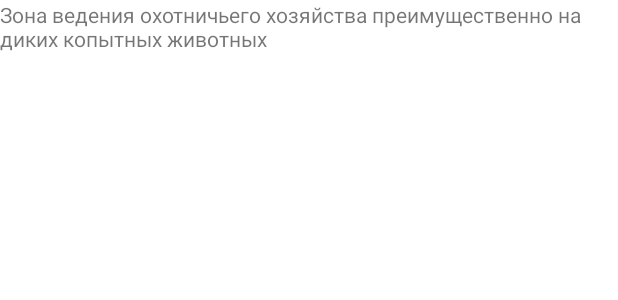
After one commit to Stasyanj/Hunter_geocard, an Android app: the layout help_window.xml on its own in the app's theme, with its tools: preview values and no code run, on a phone screen of 412 x 824 dp. The commit adds this screen. Shown: the top 300 px of the screen. Run offline under Robolectric (Android 15) with nearby library versions, the phone set to English and light mode, and no system bars.

```diff
--- /dev/null
+++ b/app/src/main/res/layout/help_window.xml
@@ -0,0 +1,46 @@
+<?xml version="1.0" encoding="utf-8"?>
+<androidx.constraintlayout.widget.ConstraintLayout xmlns:android="http://schemas.android.com/apk/res/android"
+    xmlns:app="http://schemas.android.com/apk/res-auto"
+    xmlns:tools="http://schemas.android.com/tools"
+    android:layout_width="match_parent"
+    android:layout_height="match_parent">
+
+    <TextView
+        android:id="@+id/Zone_A"
+        android:layout_width="wrap_content"
+        android:layout_height="wrap_content"
+        android:text="Зона ведения охотничьего хозяйства преимущественно на диких копытных животных"
+        app:layout_constraintEnd_toEndOf="parent"
+        app:layout_constraintStart_toStartOf="parent"
+        app:layout_constraintTop_toTopOf="parent" />
+
+    <TextView
+        android:id="@+id/Zone_B"
+        android:layout_width="wrap_content"
+        android:layout_height="wrap_content"
+        android:text="зона ведения охотничьего хозяйства преимущественно на мелкую дичь"
+        android:visibility="invisible"
+        app:layout_constraintEnd_toEndOf="parent"
+        app:layout_constraintStart_toStartOf="parent"
+        app:layout_constraintTop_toTopOf="parent" />
+
+    <TextView
+        android:id="@+id/Zone_V"
+        android:layout_width="wrap_content"
+        android:layout_height="wrap_content"
+        android:text="Зона покоя"
+        android:visibility="invisible"
+        app:layout_constraintEnd_toEndOf="parent"
+        app:layout_constraintStart_toStartOf="parent"
+        app:layout_constraintTop_toTopOf="parent" />
+
+    <TextView
+        android:id="@+id/Zone_G"
+        android:layout_width="wrap_content"
+        android:layout_height="wrap_content"
+        android:text="зона тренировки (натаски, нагонки, притравки и иного обучения) охотничьих собак, ловчих птиц и иних животных, используемых для охоты"
+        android:visibility="invisible"
+        app:layout_constraintEnd_toEndOf="parent"
+        app:layout_constraintStart_toStartOf="parent"
+        app:layout_constraintTop_toTopOf="parent" />
+</androidx.constraintlayout.widget.ConstraintLayout>
--- a/build.gradle
+++ b/build.gradle
@@ -1,5 +1,5 @@
 // Top-level build file where you can add configuration options common to all sub-projects/modules.
 plugins {
-    id 'com.android.application' version '7.3.0' apply false
-    id 'com.android.library' version '7.3.0' apply false
+    id 'com.android.application' version '7.4.2' apply false
+    id 'com.android.library' version '7.4.2' apply false
 }
```
Also changed, not shown: app/src/main/java/com/example/huntersgeocard/MapActivity.java (+36 -79 lines), app/src/main/res/layout/tool_back_layer.xml (+7 -7 lines), gradle/wrapper/gradle-wrapper.properties, 1 other file.
